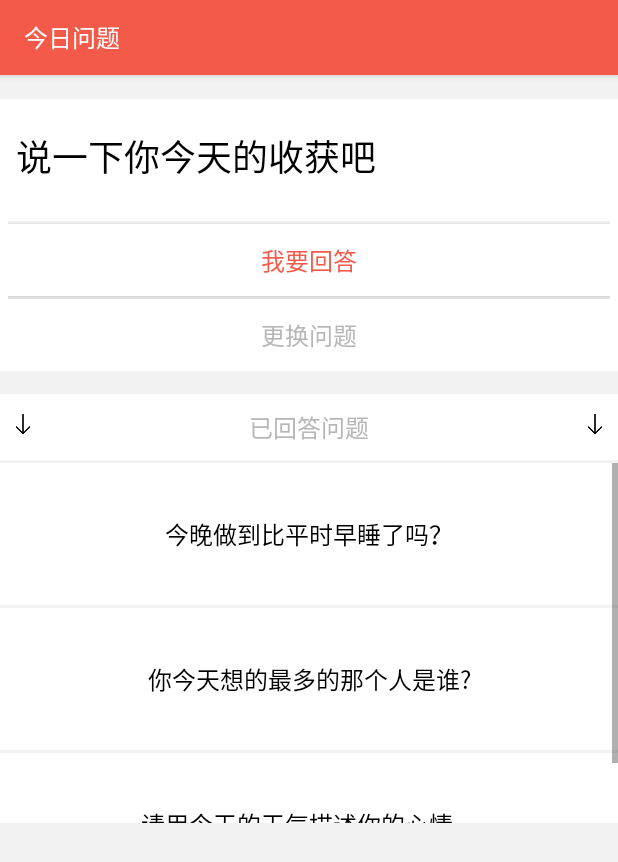
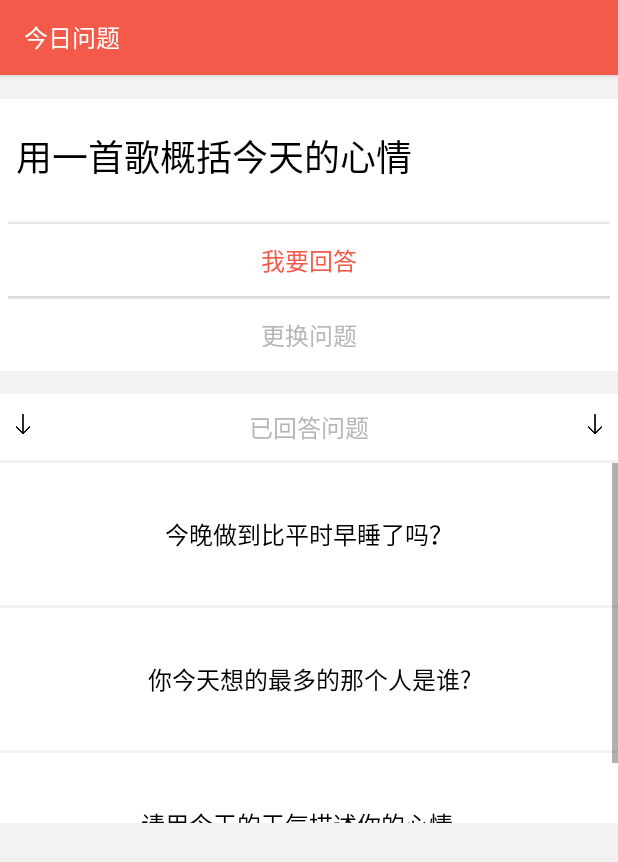
Before and after one commit to neilsun2009/Sanxing, an Android app: the screen it shows after launch (TodayDetailActivity), after a tap on an icon or button, on a phone screen of 412 x 824 dp. Shown: the top 862 px of the screen. Run offline under Robolectric (Android 15) with nearby library versions, the phone set to English and light mode, and no system bars.

Commit message:
ver 0.1.3

```diff
--- a/app/src/main/java/com/note8/sanxing/activities/AnswerQuestionActivity.java
+++ b/app/src/main/java/com/note8/sanxing/activities/AnswerQuestionActivity.java
@@ -104,7 +104,7 @@ public class AnswerQuestionActivity extends AppCompatActivity {
                 if (type == 1) {
                     if(!answer_text.equals("")){
 
-                        TodayClass.todayList.get(0).bottomText = "今日回答(3/3)，查看全部";
+                        TodayClass.todayList.get(0).bottomText = "今日三问已完成，查看全部";
                         TodayClass.todayList.get(0).title = title;
                         TodayClass.todayList.get(0).content = answer_text;
                         TodayClass.todayList.get(0).gotoAnswer = true;
--- a/app/src/main/java/com/note8/sanxing/activities/MainActivity.java
+++ b/app/src/main/java/com/note8/sanxing/activities/MainActivity.java
@@ -57,13 +57,13 @@ public class MainActivity extends AppCompatActivity {
 
     private ImageView mainUserImg;
 
-    @Override
-    public void onResume(){
-        super.onResume();
-        mSectionsPagerAdapter = new SectionsPagerAdapter(getSupportFragmentManager());
-        mViewPager = (ViewPager) findViewById(R.id.container);
-        mViewPager.setAdapter(mSectionsPagerAdapter);
-    }
+//    @Override
+//    public void onResume(){
+//        super.onResume();
+//        mSectionsPagerAdapter = new SectionsPagerAdapter(getSupportFragmentManager());
+//        mViewPager = (ViewPager) findViewById(R.id.container);
+//        mViewPager.setAdapter(mSectionsPagerAdapter);
+//    }
 
     @Override
     protected void onCreate(Bundle savedInstanceState) {
--- a/app/src/main/java/com/note8/sanxing/items/TodayClass.java
+++ b/app/src/main/java/com/note8/sanxing/items/TodayClass.java
@@ -40,7 +40,7 @@ public class TodayClass{
     private static ArrayList<TodayClass> initTodayData() {
         ArrayList<TodayClass> list = new ArrayList<>();
         TodayClass temp = new TodayClass(0, "12-10", "今天最开心的事情是什么", "花了五六个小时，终于de好bug了",
-                0, false, "今天回答(2/3)，继续回答", true, false, "");
+                0, false, "今日回答(2/3)，继续回答", true, false, "");
         list.add(temp);
         temp = new TodayClass(1, "12-09", "今天看了什么美剧吗", "最近看了HBO的西部世界，探讨了很多关于人工智能获得自主意识之后，产生的矛盾，很适合程序员看~",
                 0, false, "查看全部", true, true, "");
--- a/app/src/main/res/layout/today_question_detail.xml
+++ b/app/src/main/res/layout/today_question_detail.xml
@@ -52,7 +52,7 @@
                     android:layout_marginBottom="25dp"
                     android:textColor="@color/colorPrimaryDark"
                     android:textSize="@dimen/text_large"
-                    android:text="说一下你今天的收获吧"/>
+                    android:text="用一首歌概括今天的心情"/>
 
                 <View
                     android:id="@+id/td_div_1"
```
Also changed, not shown: app/src/main/AndroidManifest.xml (+4 -4 lines), app/src/main/java/com/note8/sanxing/activities/TodayDetailActivity.java (+9 -1 lines).
